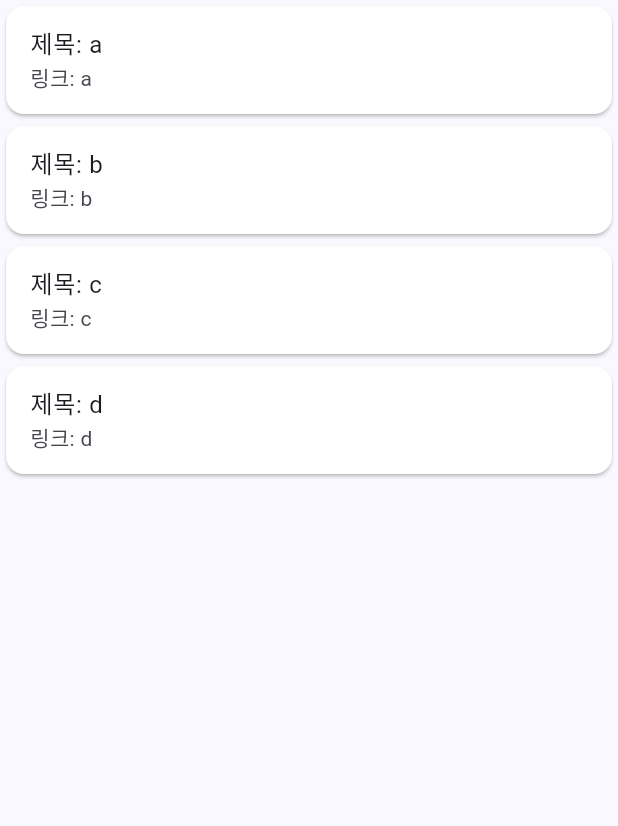
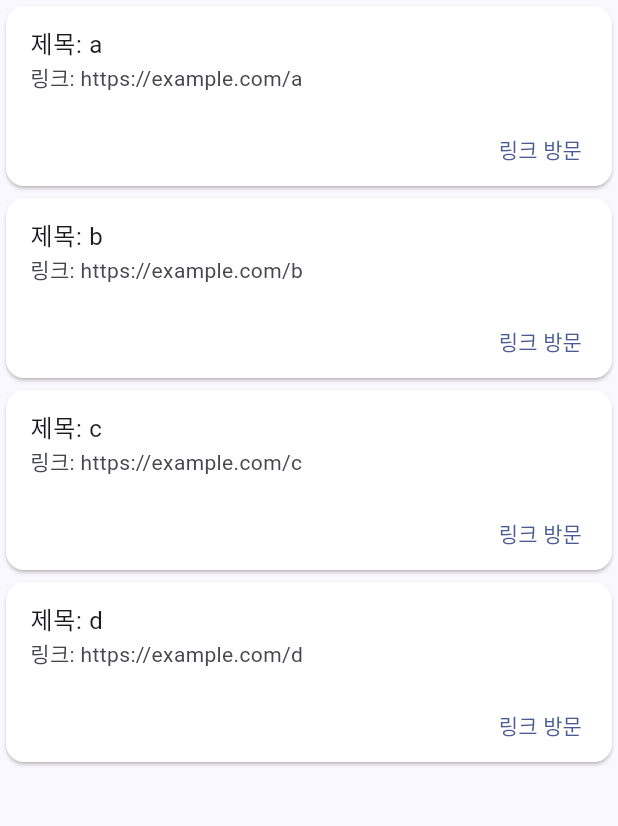
Before and after one commit to scythe0425/FSP_project_Client, a Flutter app: the screen it shows after launch, on a phone screen of 412 x 824 dp, the part 84-910 px from its top. Run offline on Flutter 3.47's test engine with Material 3 defaults, Android fonts, the phone set to English and light mode, and no system bars.

```diff
--- a/lib/main.dart
+++ b/lib/main.dart
@@ -1,4 +1,5 @@
 import 'package:flutter/material.dart';
+import 'package:url_launcher/url_launcher.dart';
 
 void main() {
   runApp(const MyApp());
@@ -30,6 +31,7 @@ class _MyHomePageState extends State<MyHomePage> {
   @override
   Widget build(BuildContext context) {
     final List<String> entries = <String>['a','b','c','d'];
+    final List<String> links = <String>['https://example.com/a', 'https://example.com/b', 'https://example.com/c', 'https://example.com/d'];
 
     return Scaffold(
       appBar: AppBar(
@@ -41,10 +43,26 @@ class _MyHomePageState extends State<MyHomePage> {
         itemBuilder: (BuildContext context, int index) {
           return Card(
             color: Colors.white,
-            child: ListTile(
-              title: Text('제목: ${entries[index]}'),
-              subtitle: Text('링크: ${entries[index]}'),
-            ),
+            child:
+            Column(
+              children: [
+                ListTile(
+                  title: Text('제목: ${entries[index]}'),
+                  subtitle: Text('링크: ${links[index]}'),
+                ),
+                Row(
+                  mainAxisAlignment: MainAxisAlignment.end,
+                  children: <Widget>[
+                    TextButton(
+                      child: const Text('링크 방문'),
+                      onPressed: () {
+                      },
+                    ),
+                    const SizedBox(width: 8),
+                  ],
+                )
+              ]
+            )
           );
         },
       ),
--- a/pubspec.yaml
+++ b/pubspec.yaml
@@ -34,6 +34,7 @@ dependencies:
   # The following adds the Cupertino Icons font to your application.
   # Use with the CupertinoIcons class for iOS style icons.
   cupertino_icons: ^1.0.8
+  url_launcher: ^6.3.1
 
 dev_dependencies:
   flutter_test:
@@ -44,7 +45,7 @@ dev_dependencies:
   # activated in the `analysis_options.yaml` file located at the root of your
   # package. See that file for information about deactivating specific lint
   # rules and activating additional ones.
-  flutter_lints: ^5.0.0
+  flutter_lints: ^6.0.0
 
 # For information on the generic Dart part of this file, see the
 # following page: https://dart.dev/tools/pub/pubspec
```
Also changed, not shown: pubspec.lock, 5 other files.
